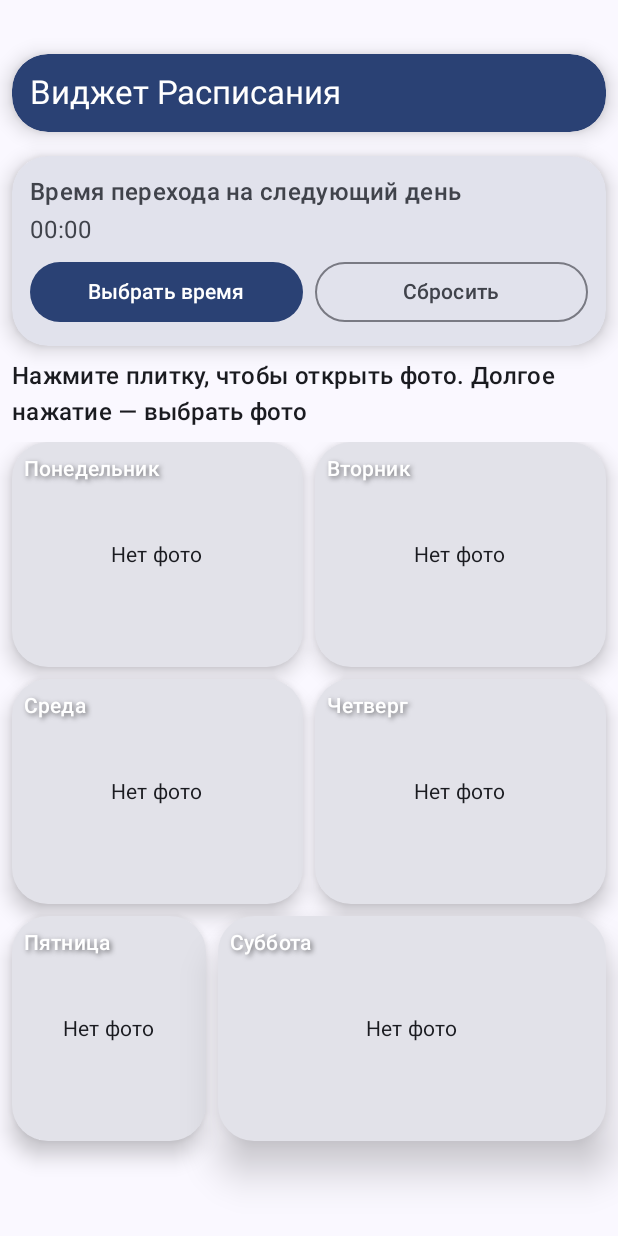
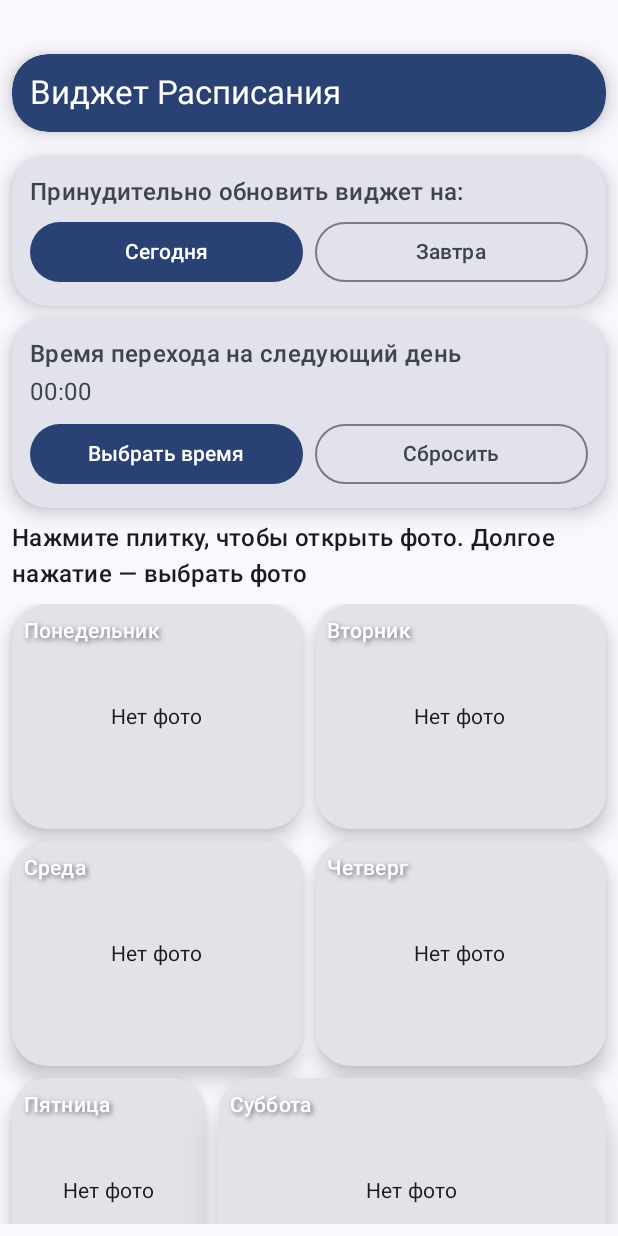
Before and after one commit to NineWerSwerrow/schedulewidget, an Android app built with Jetpack Compose: the screen it shows after launch (MainActivity), on a phone screen of 412 x 824 dp. Run offline under Robolectric (Android 15) with nearby library versions, the phone set to English and light mode, and no system bars.

Commit message:
added widget force update buttons

```diff
--- a/app/build.gradle.kts
+++ b/app/build.gradle.kts
@@ -13,7 +13,7 @@ android {
         minSdk = 29
         targetSdk = 34
         versionCode = 2
-        versionName = "2.2"
+        versionName = "2.3"
 
         vectorDrawables {
             useSupportLibrary = true
--- a/app/src/main/java/com/ninewer/schedulewidget/MainActivity.kt
+++ b/app/src/main/java/com/ninewer/schedulewidget/MainActivity.kt
@@ -13,6 +13,7 @@ import androidx.activity.compose.setContent
 import androidx.compose.foundation.gestures.detectTapGestures
 import androidx.compose.foundation.isSystemInDarkTheme
 import androidx.compose.foundation.layout.*
+import androidx.compose.foundation.layout.Arrangement
 import androidx.compose.foundation.lazy.LazyColumn
 import androidx.compose.foundation.shape.RoundedCornerShape
 import androidx.compose.material3.*
@@ -25,6 +26,7 @@ import androidx.compose.ui.graphics.Color
 import androidx.compose.ui.graphics.Shadow
 import androidx.compose.ui.input.pointer.pointerInput
 import androidx.compose.ui.layout.ContentScale
+import androidx.compose.ui.modifier.modifierLocalOf
 import androidx.compose.ui.platform.LocalContext
 import androidx.compose.ui.res.colorResource
 import androidx.compose.ui.unit.dp
@@ -98,6 +100,30 @@ fun WeekGridScreen() {
         }
 
         Spacer(modifier = Modifier.height(8.dp))
+
+        Card(
+            shape = RoundedCornerShape(24.dp),
+            colors = CardDefaults.cardColors(containerColor = MaterialTheme.colorScheme.surfaceVariant),
+            modifier = Modifier
+                .fillMaxWidth()
+                .padding(top = 8.dp)
+                .shadow(8.dp, shape = RoundedCornerShape(size= 24.dp)))
+                {
+                    Column (modifier = Modifier.padding(12.dp)) {
+                        Text("Принудительно обновить виджет на: ", style = MaterialTheme.typography.titleMedium)
+                        Spacer(modifier = Modifier.height(4.dp))
+                        Row (horizontalArrangement = Arrangement.spacedBy(8.dp)) {
+                            Button(
+                                onClick = {ScheduleWidget.updateAllWidgets(ctx, showTomorrow = false)},
+                                modifier = Modifier.weight(1f)
+                            ) {Text("Сегодня")}
+                            OutlinedButton(
+                                onClick = {ScheduleWidget.updateAllWidgets(ctx, showTomorrow = true)},
+                                modifier = Modifier.weight(1f)
+                            ) {Text("Завтра") }
+                        }
+                    }
+                }
 
         // карточка выбора времени
         Card(
```
